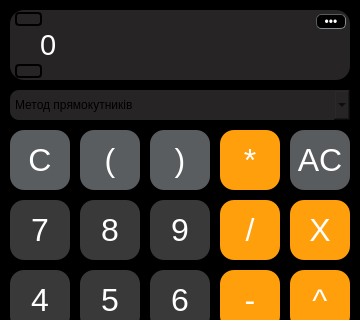
The window that integral-calculator/mainwindow.ui (yasha424/integral-calculator) describes before a commit, drawn with Qt 5; both pictures show x 0 to 360 and y 0 to 320 of the 360 by 500 pixel window.
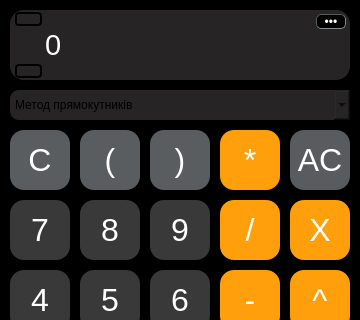
The same window after the commit. Icons and pictures are not drawn.

Patch:
```diff
--- a/integral-calculator/mainwindow.ui
+++ b/integral-calculator/mainwindow.ui
@@ -824,15 +824,19 @@
    <widget class="QLabel" name="label">
     <property name="geometry">
      <rect>
-      <x>40</x>
+      <x>45</x>
       <y>10</y>
-      <width>301</width>
+      <width>295</width>
       <height>70</height>
      </rect>
     </property>
     <property name="font">
      <font>
       <pointsize>22</pointsize>
+      <weight>50</weight>
+      <bold>false</bold>
+      <underline>false</underline>
+      <strikeout>false</strikeout>
      </font>
     </property>
     <property name="cursor">
```
